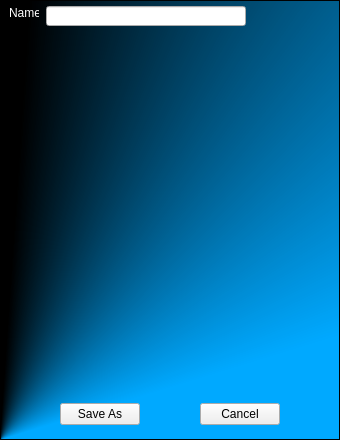
Old version of the form bin/data/ui/ogrescripteditor.ui in the repository realXtend/tundra.
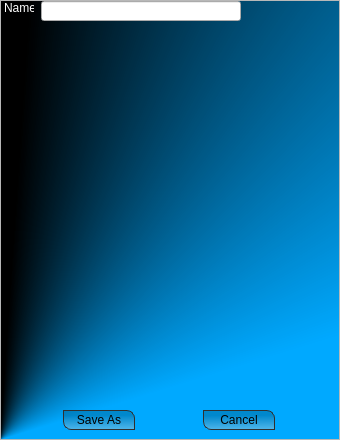
New version of the form.

Commit message: -Material Wizard UI, no functionality yet -misc. code cleanup

Diff of the .ui file:
```diff
--- a/bin/data/ui/ogrescripteditor.ui
+++ b/bin/data/ui/ogrescripteditor.ui
@@ -12,12 +12,35 @@
   </property>
   <property name="styleSheet">
    <string>/* Containers */
-QFrame#MainFrame {
+
+QWidget#mainWidget {
 		background-color: qconicalgradient(cx:0, cy:1, angle:277.2, stop:0.267045 rgba(0, 169, 255, 255), stop:0.465909 rgba(0, 0, 0, 255));
-	padding: 5px;
 }
 
-</string>
+QLabel {
+	color: rgb(255,255,255);
+}
+
+/* QPUSHBUTTON */
+
+QPushButton {
+	color: rgb(0, 0, 0);
+	min-width: 60px;
+	font-size: 12px;
+	border: 1px solid;
+	border-color: rgb(48, 48, 48);
+	border-radius: 8px;
+	border-top-left-radius: 0px;
+	border-bottom-right-radius: 0px;
+	padding: 2px 5px;
+	background-color: qlineargradient(spread:pad, x1:0.488636, y1:0.273, x2:0.511, y2:1, stop:0 rgba(0, 0, 0, 50), stop:1 rgba(207, 207, 207, 100));
+}
+
+QPushButton:hover {
+	border-color: rgba(0, 0, 0, 255);
+	color: rgb(0,0,0);
+	background-color: qlineargradient(spread:pad, x1:0.488636, y1:0.273, x2:0.511, y2:1, stop:0 rgba(0, 169, 255, 255), stop:1 rgba(0, 0, 0, 50));
+}</string>
   </property>
   <layout class="QHBoxLayout" name="horizontalLayout">
    <property name="spacing">
```
The commit also changes 7 other files.
